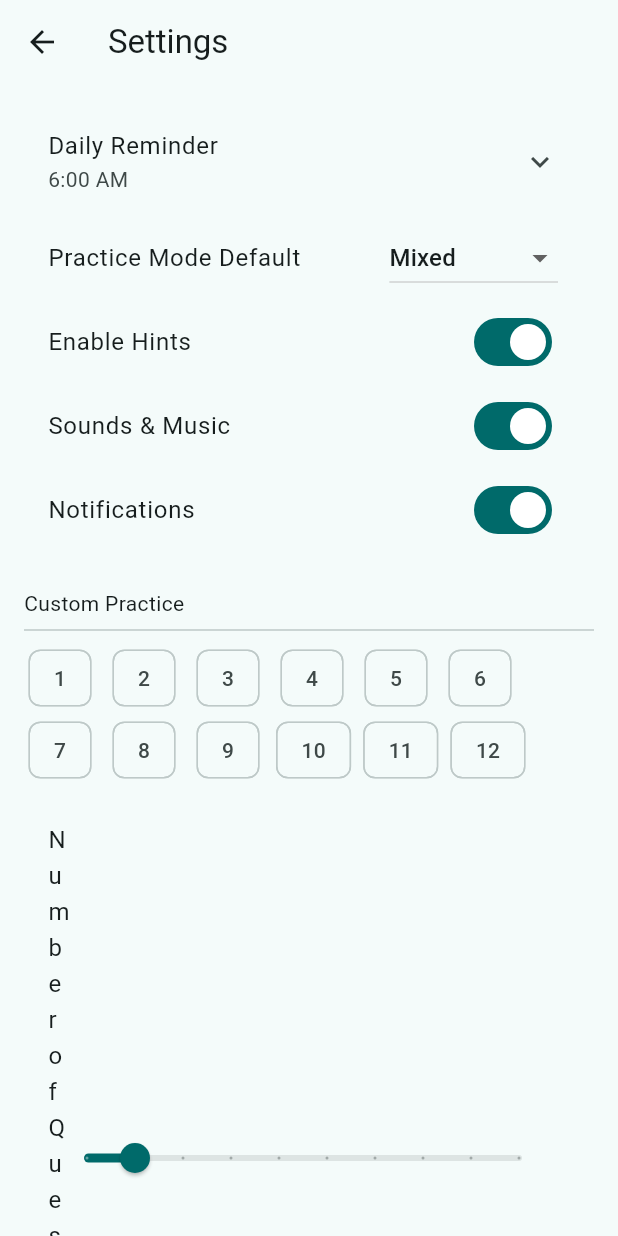
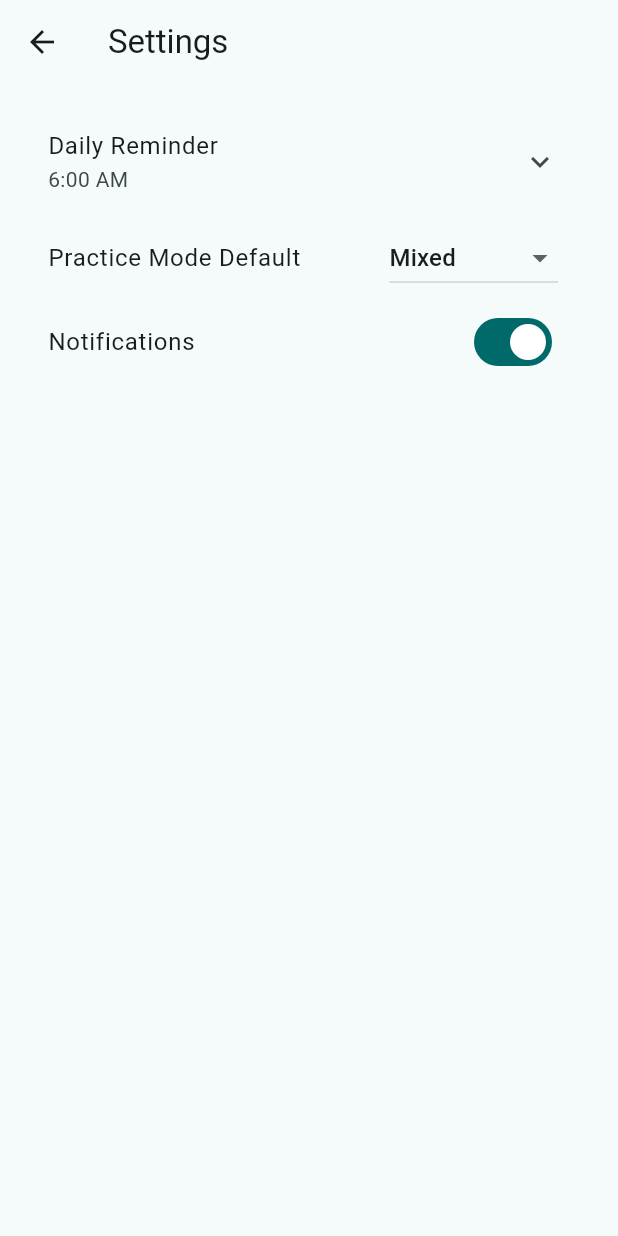
Before and after one commit to Jake-Mok-Nelson/times_tables_triumph, a Flutter app: the SettingsScreen screen opened directly, on a phone screen of 412 x 824 dp. Run offline on Flutter 3.47's test engine with Material 3 defaults, Android fonts, the phone set to English and light mode, and no system bars.

Commit message:
Working practice

```diff
--- /dev/null
+++ b/lib/model/settings.dart
@@ -0,0 +1,6 @@
+// filePath: lib/features/times_tables_triumph/model/settings.dart
+class Settings {
+  List<int> tables = <int>[1, 2, 3, 4, 5, 6, 7, 8, 9, 10, 11, 12];
+  int maxMultiplicand = 12;
+  int numQuestions = 10;
+}
--- a/lib/screens/settings.dart
+++ b/lib/screens/settings.dart
@@ -12,14 +12,7 @@ class SettingsScreenState extends State<SettingsScreen> {
   // Settings variables with default values
   TimeOfDay _dailyReminderTime = TimeOfDay(hour: 6, minute: 0);
   String _practiceMode = 'Mixed';
-  bool _enableHints = true;
-  bool _soundsMusic = true;
   bool _notifications = true;
-
-  // Custom practice defaults
-  final List<int> _selectedTables = [];
-  int _numQuestions = 10;
-  String _difficulty = 'Medium';
 
   // Helper method to pick daily reminder time
   Future<void> _pickTime(BuildContext context) async {
@@ -38,8 +31,14 @@ class SettingsScreenState extends State<SettingsScreen> {
   Widget build(BuildContext context) {
     return Scaffold(
       appBar: AppBar(title: Text('Settings')),
-      body: ListView(
-        padding: EdgeInsets.all(16),
+      body: SafeArea(
+        child: ListView(
+          padding: EdgeInsets.fromLTRB(
+            16,
+            16,
+            16,
+            MediaQuery.of(context).viewPadding.bottom + 16,
+          ),
           children: [
             // General settings section
             ListTile(
@@ -66,25 +65,6 @@ class SettingsScreenState extends State<SettingsScreen> {
                 },
               ),
             ),
-          // Toggle switches for hints, sound, notifications
-          SwitchListTile(
-            title: Text('Enable Hints'),
-            value: _enableHints,
-            onChanged: (val) {
-              setState(() {
-                _enableHints = val;
-              });
-            },
-          ),
-          SwitchListTile(
-            title: Text('Sounds & Music'),
-            value: _soundsMusic,
-            onChanged: (val) {
-              setState(() {
-                _soundsMusic = val;
-              });
-            },
-          ),
             SwitchListTile(
               title: Text('Notifications'),
               value: _notifications,
@@ -94,80 +74,8 @@ class SettingsScreenState extends State<SettingsScreen> {
                 });
               },
             ),
-          SizedBox(height: 24),
-          // Custom practice section header
-          Text(
-            'Custom Practice',
-            style: Theme.of(context).textTheme.bodyMedium,
+          ],
         ),
-          Divider(),
-          // Select tables checkboxes using FilterChips
-          Wrap(
-            spacing: 8,
-            children: List.generate(12, (index) {
-              final table = index + 1;
-              return FilterChip(
-                label: Text('$table'),
-                selected: _selectedTables.contains(table),
-                onSelected: (selected) {
-                  setState(() {
-                    if (selected) {
-                      _selectedTables.add(table);
-                    } else {
-                      _selectedTables.remove(table);
-                    }
-                  });
-                },
-              );
-            }),
-          ),
-          SizedBox(height: 16),
-          // Number of questions slider
-          ListTile(
-            title: Text('Number of Questions'),
-            subtitle: Text('$_numQuestions'),
-            trailing: Slider(
-              value: _numQuestions.toDouble(),
-              min: 5,
-              max: 50,
-              divisions: 9,
-              label: '$_numQuestions',
-              onChanged: (val) {
-                setState(() {
-                  _numQuestions = val.round();
-                });
-              },
-            ),
-          ),
-          // Difficulty radio buttons
-          Column(
-            crossAxisAlignment: CrossAxisAlignment.start,
-            children:
-                ['Easy', 'Medium', 'Hard'].map((level) {
-                  return RadioListTile<String>(
-                    title: Text(level),
-                    value: level,
-                    groupValue: _difficulty,
-                    onChanged: (val) {
-                      if (val != null) {
-                        setState(() {
-                          _difficulty = val;
-                        });
-                      }
-                    },
-                  );
-                }).toList(),
-          ),
-          // Start custom practice button
-          Center(
-            child: ElevatedButton(
-              onPressed: () {
-                // TODO: Launch custom practice with selected settings
-              },
-              child: Text('Start'),
-            ),
-          ),
-        ],
       ),
     );
   }
```
Also changed, not shown: lib/fact.dart (deleted, +0 -23 lines), lib/flash_card.dart (deleted, +0 -104 lines), lib/main.dart (+4 -4 lines), lib/model/question.dart (added, +12 -0 lines), lib/model/question_generator.dart (added, +27 -0 lines), lib/screens/dashboard.dart (+12 -4 lines), lib/screens/practice.dart (added, +126 -0 lines), lib/ui/flashcard_widget.dart (added, +116 -0 lines), lib/ui/practice_session_widget.dart (added, +89 -0 lines), 4 other files. Lines whose indentation alone changed are shown as unchanged.
